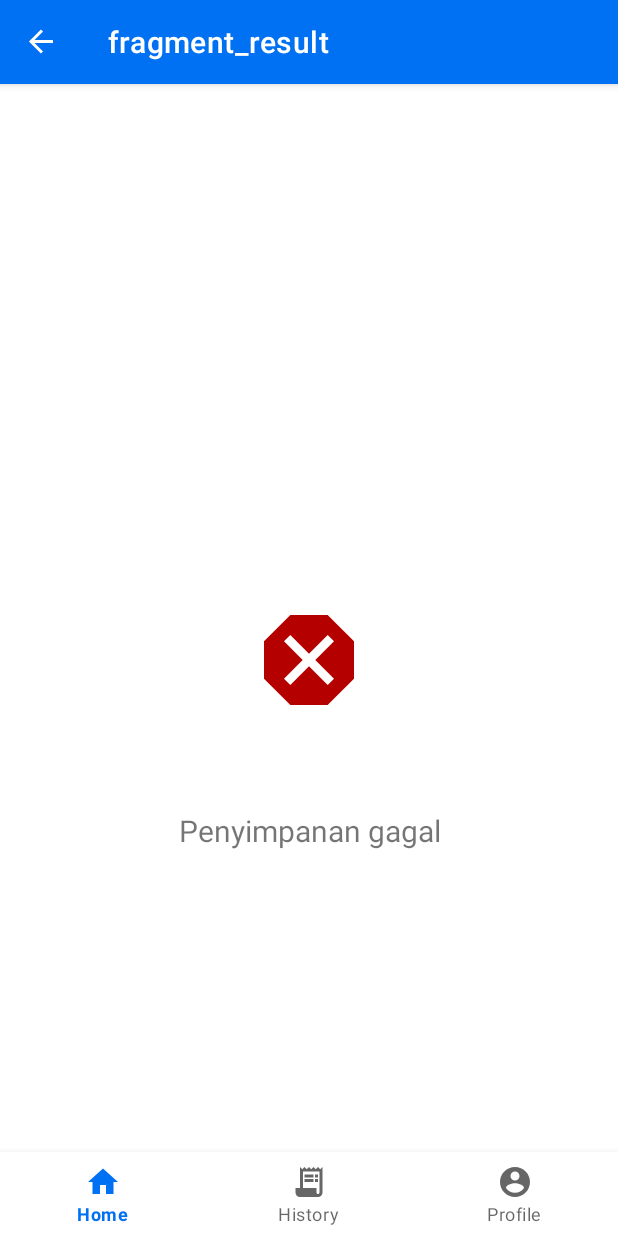
After one commit to Bangkit-Captstone-Metron/Android, an Android app: the ResultFragment screen opened through its navigation route, on a phone screen of 412 x 824 dp. The commit adds this screen. Run offline under Robolectric (Android 15) with nearby library versions, the phone set to English and light mode, and no system bars; our stand-ins replace navigation-ui; libraries missing offline, so code that uses them is left out: com.google.mlkit.vision, com.theartofdev.edmodo; pictures from the network do not load.

Commit message:
formatiing ocr reuslt, result fragment

```diff
--- a/app/src/main/AndroidManifest.xml
+++ b/app/src/main/AndroidManifest.xml
@@ -16,7 +16,6 @@
         android:supportsRtl="true"
         android:theme="@style/Theme.Metron"
         android:usesCleartextTraffic="true">
-        <activity android:name=".ResultActivity"></activity>
         <activity
             android:name="com.theartofdev.edmodo.cropper.CropImageActivity"
             android:theme="@style/Base.Theme.AppCompat" />
--- /dev/null
+++ b/app/src/main/java/com/example/vin/metron/ResultFragment.kt
@@ -0,0 +1,54 @@
+package com.example.vin.metron
+
+import android.os.Bundle
+import androidx.fragment.app.Fragment
+import android.view.LayoutInflater
+import android.view.View
+import android.view.ViewGroup
+import android.widget.Toast
+import com.example.vin.metron.databinding.FragmentResultBinding
+
+
+class ResultFragment : Fragment() {
+    private lateinit var binding: FragmentResultBinding
+    override fun onCreateView(
+        inflater: LayoutInflater, container: ViewGroup?,
+        savedInstanceState: Bundle?
+    ): View? {
+        binding = FragmentResultBinding.inflate(layoutInflater)
+        return binding.root
+    }
+
+    override fun onViewCreated(view: View, savedInstanceState: Bundle?) {
+        super.onViewCreated(view, savedInstanceState)
+        setUIContent()
+    }
+
+
+    fun setUIContent() {
+        binding.ivResultFail.visibility = View.GONE
+        binding.ivResultSucess.visibility = View.GONE
+        binding.tvDesc.text = ""
+        binding.tvUsage.text = ""
+
+        val type = if (arguments?.getString(TabFragment.TYPE) == resources.getString(R.string.pdam)) "air" else "listrik"
+        val isSuccess = arguments?.getBoolean(TabFragment.RESULT,false) ?: false
+        val usage = arguments?.getFloat(TabFragment.USAGE)
+        if (isSuccess) {
+            binding.ivResultSucess.visibility = View.VISIBLE
+            binding.tvDesc.text = "Data penggunaan $type berhasil tersimpan"
+            binding.tvUsage.text = "$usage kw/h"
+        } else {
+            binding.ivResultFail.visibility = View.VISIBLE
+            binding.tvDesc.text = "Penyimpanan gagal"
+            Toast.makeText(
+                context,
+                "Pastikan Anda menggunakan foto meteran anda",
+                Toast.LENGTH_SHORT
+            ).show()
+        }
+    }
+
+    //Todo: Backbutton, Animation, request penyimpanan data di halaman ini (?)
+
+}
--- a/app/src/main/java/com/example/vin/metron/data/remote/network/ApiConfig.kt
+++ b/app/src/main/java/com/example/vin/metron/data/remote/network/ApiConfig.kt
@@ -9,6 +9,7 @@ import java.util.concurrent.TimeUnit
 class ApiConfig {
     companion object{
         val BASE_URL = "http://34.101.176.87:5000/v1/"
+        val BASE_URL_V2 = "http://34.101.176.87:5000/v1/"
         private fun provideOkHttpClient(): OkHttpClient {
             return OkHttpClient.Builder()
                 .addInterceptor(HttpLoggingInterceptor().setLevel(HttpLoggingInterceptor.Level.BODY))
@@ -19,7 +20,7 @@ class ApiConfig {
 
         fun provideApiService(): ApiService {
             val retrofit = Retrofit.Builder()
-                .baseUrl(BASE_URL)
+                .baseUrl(BASE_URL_V2)
                 .addConverterFactory(GsonConverterFactory.create())
                 .client(provideOkHttpClient())
                 .build()
--- a/app/src/main/java/com/example/vin/metron/data/remote/network/ApiService.kt
+++ b/app/src/main/java/com/example/vin/metron/data/remote/network/ApiService.kt
@@ -6,11 +6,10 @@ import retrofit2.http.*
 
 interface ApiService {
     @Multipart
-    @POST("fake_checker")
-    fun checkIsFake(
+    @POST("file_fake_checker")
+    fun checkIsFakeFromURI(
         @Part image: MultipartBody.Part
     ): Call<ResponseIsFake>
-
 
     @POST("fake_checker")
     fun checkIsFakeFromURL(
--- /dev/null
+++ b/app/src/main/res/drawable/ic_baseline_check_50.xml
@@ -0,0 +1,10 @@
+<vector xmlns:android="http://schemas.android.com/apk/res/android"
+    android:width="80dp"
+    android:height="80dp"
+    android:tint="#52A3B4"
+    android:viewportWidth="24"
+    android:viewportHeight="24">
+    <path
+        android:fillColor="@android:color/white"
+        android:pathData="M9,16.17L4.83,12l-1.42,1.41L9,19 21,7l-1.41,-1.41z" />
+</vector>
--- /dev/null
+++ b/app/src/main/res/drawable/ic_baseline_dangerous_80.xml
@@ -0,0 +1,10 @@
+<vector xmlns:android="http://schemas.android.com/apk/res/android"
+    android:width="80dp"
+    android:height="80dp"
+    android:tint="#B40100"
+    android:viewportWidth="24"
+    android:viewportHeight="24">
+    <path
+        android:fillColor="@android:color/white"
+        android:pathData="M15.73,3H8.27L3,8.27v7.46L8.27,21h7.46L21,15.73V8.27L15.73,3zM17,15.74L15.74,17 12,13.26 8.26,17 7,15.74 10.74,12 7,8.26 8.26,7 12,10.74 15.74,7 17,8.26 13.26,12 17,15.74z" />
+</vector>
--- /dev/null
+++ b/app/src/main/res/layout/fragment_result.xml
@@ -0,0 +1,53 @@
+<?xml version="1.0" encoding="utf-8"?>
+<androidx.constraintlayout.widget.ConstraintLayout xmlns:android="http://schemas.android.com/apk/res/android"
+    xmlns:app="http://schemas.android.com/apk/res-auto"
+    xmlns:tools="http://schemas.android.com/tools"
+    android:layout_width="match_parent"
+    android:layout_height="match_parent"
+    tools:context=".ResultFragment">
+
+    <ImageView
+        android:id="@+id/iv_result_sucess"
+
+        android:layout_width="wrap_content"
+        android:layout_height="wrap_content"
+        android:src="@drawable/ic_baseline_check_50"
+        app:layout_constraintBottom_toBottomOf="parent"
+        app:layout_constraintEnd_toEndOf="parent"
+        app:layout_constraintStart_toStartOf="parent"
+        app:layout_constraintTop_toTopOf="parent" />
+
+    <ImageView
+        android:id="@+id/iv_result_fail"
+        android:layout_width="wrap_content"
+        android:layout_height="wrap_content"
+        android:src="@drawable/ic_baseline_dangerous_80"
+        app:layout_constraintBottom_toBottomOf="parent"
+        app:layout_constraintEnd_toEndOf="parent"
+        app:layout_constraintStart_toStartOf="parent"
+        app:layout_constraintTop_toTopOf="parent" />
+
+    <TextView
+        android:id="@+id/tv_usage"
+        android:layout_width="match_parent"
+        android:layout_height="wrap_content"
+        android:layout_marginTop="10dp"
+        android:gravity="center"
+        android:text="1000 kw/h"
+        android:textSize="25sp"
+        app:layout_constraintStart_toStartOf="parent"
+        app:layout_constraintTop_toBottomOf="@+id/iv_result_fail" />
+
+    <TextView
+        android:id="@+id/tv_desc"
+        android:layout_width="250dp"
+        android:layout_height="wrap_content"
+        android:layout_marginTop="15dp"
+        android:text="Data penggunaan listrik berhasil tersimpan"
+        android:textAlignment="center"
+        android:textSize="20sp"
+        app:layout_constraintEnd_toEndOf="parent"
+        app:layout_constraintStart_toStartOf="parent"
+        app:layout_constraintTop_toBottomOf="@+id/tv_usage" />
+
+</androidx.constraintlayout.widget.ConstraintLayout>
--- a/app/src/main/res/navigation/bottom_navigation.xml
+++ b/app/src/main/res/navigation/bottom_navigation.xml
@@ -11,11 +11,8 @@
         android:name="com.example.vin.metron.HomeFragment"
         tools:layout="@layout/fragment_home">
         <action
-            android:id="@+id/action_navigation_home_to_navigation_history2"
-            app:destination="@id/navigation_history" />
-        <action
-            android:id="@+id/action_navigation_home_to_navigation_profile"
-            app:destination="@id/navigation_profile" />
+            android:id="@+id/action_navigation_home_to_resultFragment"
+            app:destination="@id/resultFragment" />
     </fragment>
     <fragment
         android:id="@+id/navigation_history"
@@ -27,6 +24,11 @@
         android:label="@string/title_profile"
         android:name="com.example.vin.metron.ProfileFragment"
         tools:layout="@layout/fragment_profile"/>
+    <fragment
+        android:id="@+id/resultFragment"
+        android:name="com.example.vin.metron.ResultFragment"
+        android:label="fragment_result"
+        tools:layout="@layout/fragment_result" />
 
 
 </navigation>
```
Also changed, not shown: app/src/main/java/com/example/vin/metron/HomeViewModel.kt (+4 -6 lines), app/src/main/java/com/example/vin/metron/TabFragment.kt (+31 -22 lines), app/src/main/res/navigation/nav_graph.xml (deleted, +0 -28 lines).
